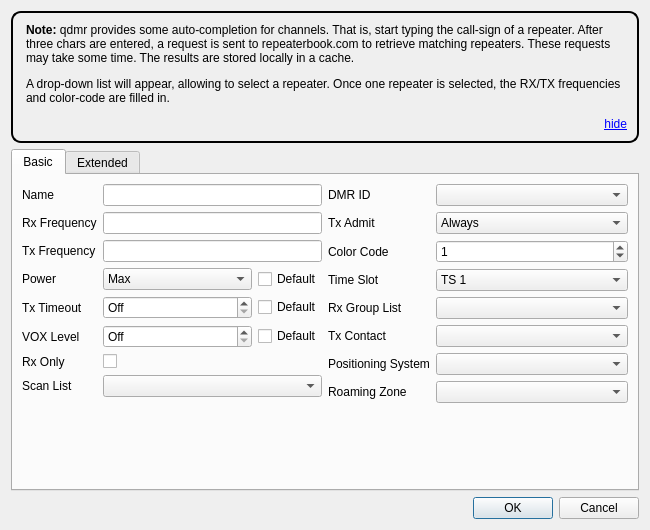
Qt form src/digitalchanneldialog.ui (hmatuschek/qdmr) before a commit.
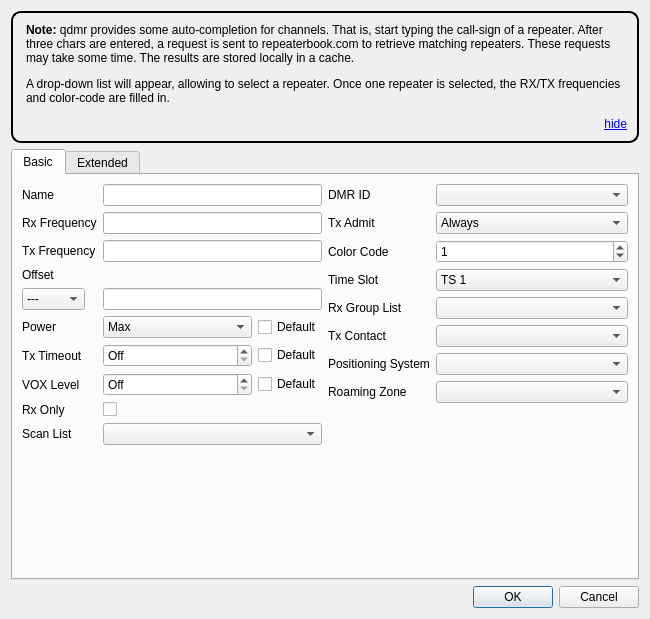
The same form after that commit. Custom widgets are drawn as their Qt base class.

Commit message:
Fix #677 Add offset frequency indicator for repeaters
- Match frequency kHz,MHz,GHz without case on entry.
  This improves the user experience, but display format still
  follows proper case.

Patch:
```diff
--- a/src/digitalchanneldialog.ui
+++ b/src/digitalchanneldialog.ui
@@ -7,7 +7,7 @@
     <x>0</x>
     <y>0</y>
     <width>650</width>
-    <height>530</height>
+    <height>619</height>
    </rect>
   </property>
   <property name="sizePolicy">
@@ -106,47 +106,46 @@
           </widget>
          </item>
          <item row="3" column="0">
+          <widget class="QLabel" name="offsetLabel">
+           <property name="text">
+            <string>Offset</string>
+           </property>
+          </widget>
+         </item>
+         <item row="4" column="0">
+          <widget class="QComboBox" name="offsetComboBox">
+           <item>
+            <property name="text">
+             <string>---</string>
+            </property>
+           </item>
+           <item>
+            <property name="text">
+             <string>plus</string>
+            </property>
+           </item>
+           <item>
+            <property name="text">
+             <string>minus</string>
+            </property>
+           </item>
+          </widget>
+         </item>
+         <item row="4" column="1">
+          <widget class="QLineEdit" name="offsetLineEdit">
+           <property name="enabled">
+            <bool>true</bool>
+           </property>
+          </widget>
+         </item>
+         <item row="5" column="0">
           <widget class="QLabel" name="powerLabel">
            <property name="text">
             <string>Power</string>
            </property>
           </widget>
          </item>
-         <item row="4" column="0">
-          <widget class="QLabel" name="txTimeoutLabel">
-           <property name="text">
-            <string>Tx Timeout</string>
-           </property>
-          </widget>
-         </item>
-         <item row="6" column="0">
-          <widget class="QLabel" name="rxOnlyLabel">
-           <property name="text">
-            <string>Rx Only</string>
-           </property>
-          </widget>
-         </item>
-         <item row="6" column="1">
-          <widget class="QCheckBox" name="rxOnly"/>
-         </item>
-         <item row="7" column="0">
-          <widget class="QLabel" name="scanListLabel">
-           <property name="text">
-            <string>Scan List</string>
-           </property>
-          </widget>
-         </item>
-         <item row="7" column="1">
-          <widget class="QComboBox" name="scanList">
-           <property name="sizePolicy">
-            <sizepolicy hsizetype="MinimumExpanding" vsizetype="Fixed">
-             <horstretch>0</horstretch>
-             <verstretch>0</verstretch>
-            </sizepolicy>
-           </property>
-          </widget>
-         </item>
-         <item row="3" column="1">
+         <item row="5" column="1">
           <layout class="QHBoxLayout" name="horizontalLayout_2">
            <item>
             <widget class="QComboBox" name="powerValue">
@@ -192,7 +191,14 @@
            </item>
           </layout>
          </item>
-         <item row="4" column="1">
+         <item row="6" column="0">
+          <widget class="QLabel" name="txTimeoutLabel">
+           <property name="text">
+            <string>Tx Timeout</string>
+           </property>
+          </widget>
+         </item>
+         <item row="6" column="1">
           <layout class="QHBoxLayout" name="horizontalLayout_3">
            <item>
             <widget class="QSpinBox" name="totValue">
@@ -225,14 +231,14 @@
            </item>
           </layout>
          </item>
-         <item row="5" column="0">
+         <item row="7" column="0">
           <widget class="QLabel" name="voxLevelLabel">
            <property name="text">
             <string>VOX Level</string>
            </property>
           </widget>
          </item>
-         <item row="5" column="1">
+         <item row="7" column="1">
           <layout class="QHBoxLayout" name="horizontalLayout_4">
            <item>
             <widget class="QSpinBox" name="voxValue">
@@ -256,6 +262,33 @@
            </item>
           </layout>
          </item>
+         <item row="8" column="0">
+          <widget class="QLabel" name="rxOnlyLabel">
+           <property name="text">
+            <string>Rx Only</string>
+           </property>
+          </widget>
+         </item>
+         <item row="8" column="1">
+          <widget class="QCheckBox" name="rxOnly"/>
+         </item>
+         <item row="9" column="0">
+          <widget class="QLabel" name="scanListLabel">
+           <property name="text">
+            <string>Scan List</string>
+           </property>
+          </widget>
+         </item>
+         <item row="9" column="1">
+          <widget class="QComboBox" name="scanList">
+           <property name="sizePolicy">
+            <sizepolicy hsizetype="MinimumExpanding" vsizetype="Fixed">
+             <horstretch>0</horstretch>
+             <verstretch>0</verstretch>
+            </sizepolicy>
+           </property>
+          </widget>
+         </item>
         </layout>
        </item>
        <item>
```
Left out of the diff: 40 changed lines with no effect on the pictures. The commit also changes 8 other files.
